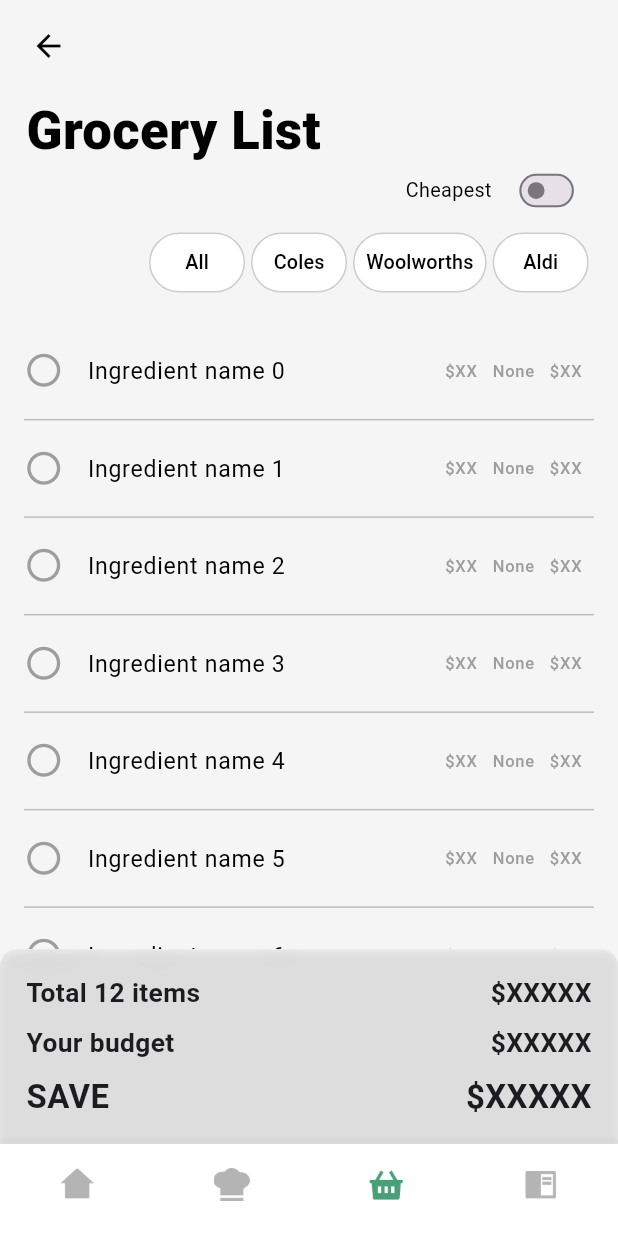
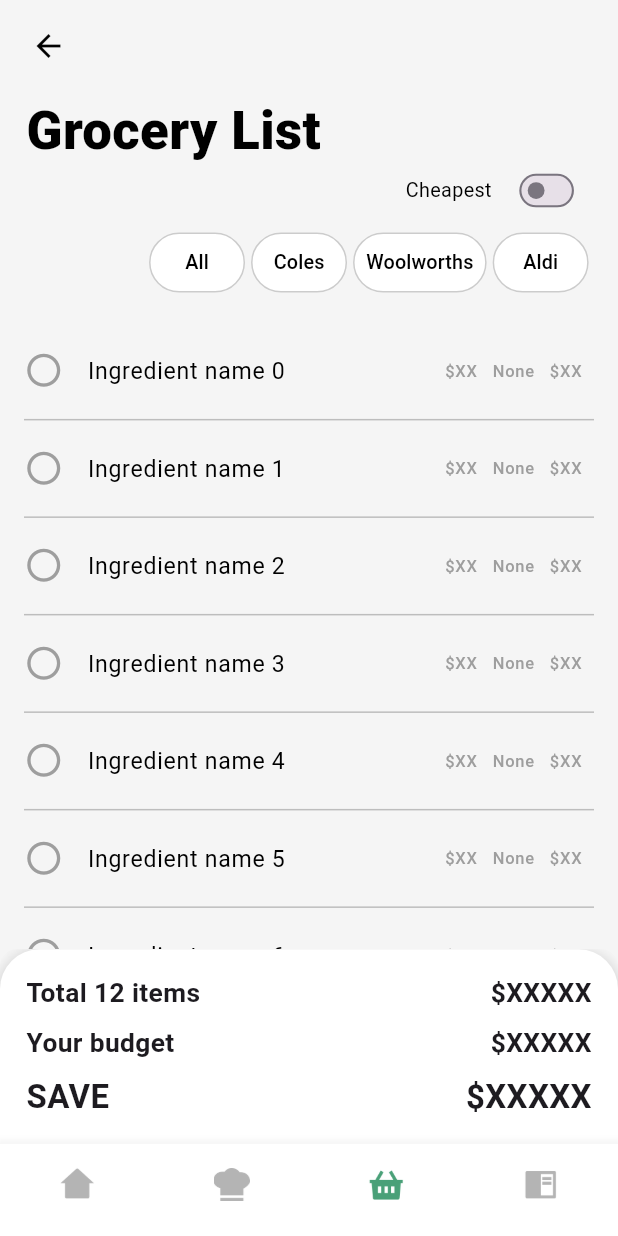
Before and after one commit to aadityayadav17/binarybandits, a Flutter app: the screen it shows once a user with an empty profile is signed in, item 3 of the bottom bar chosen, on a phone screen of 412 x 824 dp. Run offline on Flutter 3.47's test engine with Material 3 defaults, Android fonts, the phone set to English and light mode, and no system bars; our stand-ins replace country_code_picker, dropdown_button2, firebase_auth, firebase_core, firebase_database, google_fonts and 1 more; accounts and stored records are empty.

Commit message:
Grocery List (8/n) - Info Flags 3

```diff
--- a/lib/screens/grocery_list_screen/grocery_list_screen.dart
+++ b/lib/screens/grocery_list_screen/grocery_list_screen.dart
@@ -286,11 +286,10 @@ class _GroceryListScreenState extends State<GroceryListScreen> {
               horizontal: proportionalWidth(context, 16),
             ),
             decoration: BoxDecoration(
-              color: Colors.white.withOpacity(
-                  0.05), // Semi-transparent color for frosted effect
+              color: Colors.white, // Semi-transparent color for frosted effect
               borderRadius: BorderRadius.only(
-                topLeft: Radius.circular(proportionalWidth(context, 10)),
-                topRight: Radius.circular(proportionalWidth(context, 10)),
+                topLeft: Radius.circular(proportionalWidth(context, 24)),
+                topRight: Radius.circular(proportionalWidth(context, 24)),
               ),
               boxShadow: [
                 BoxShadow(
```
